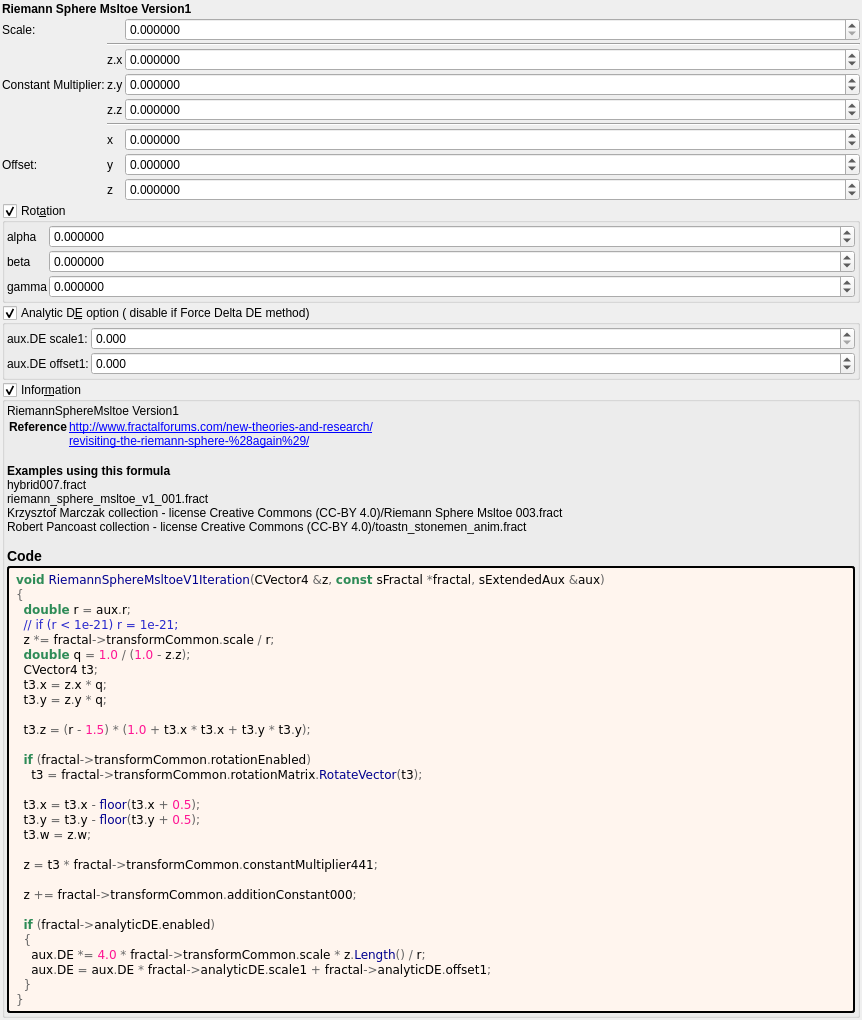
Old version of the form mandelbulber2/formula/ui/riemann_sphere_msltoe_v1.ui in the repository buddhi1980/mandelbulber2.
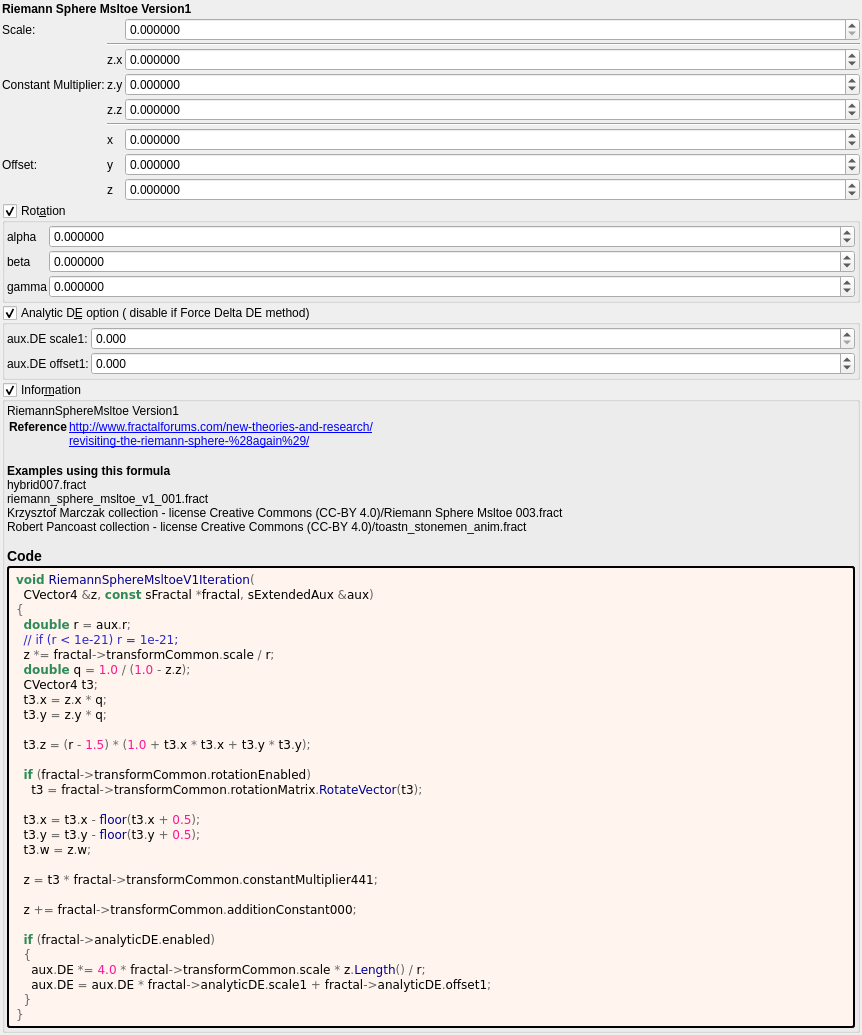
New version of the form. Custom widgets are drawn as their Qt base class.

Patch:
```diff
--- a/mandelbulber2/formula/ui/riemann_sphere_msltoe_v1.ui
+++ b/mandelbulber2/formula/ui/riemann_sphere_msltoe_v1.ui
@@ -637,7 +637,8 @@
         </property>
         <property name="text">
          <string notr="true">&lt;body style=&quot;background-color:#fff5ee&quot;&gt;
-&lt;pre style=&quot;color:#000000; background-color:#fff5ee;  font-family:'Courier New',monospace;&quot;&gt;&lt;span style=&quot;color:#2e8b57; font-weight:bold&quot;&gt;void&lt;/span&gt; &lt;span style=&quot;color:#00008f&quot;&gt;RiemannSphereMsltoeV1Iteration&lt;/span&gt;&lt;span style=&quot;color:#676767&quot;&gt;(&lt;/span&gt;CVector4 &lt;span style=&quot;color:#676767&quot;&gt;&amp;amp;&lt;/span&gt;z&lt;span style=&quot;color:#676767&quot;&gt;,&lt;/span&gt; &lt;span style=&quot;color:#2e8b57; font-weight:bold&quot;&gt;const&lt;/span&gt; sFractal &lt;span style=&quot;color:#676767&quot;&gt;*&lt;/span&gt;fractal&lt;span style=&quot;color:#676767&quot;&gt;,&lt;/span&gt; sExtendedAux &lt;span style=&quot;color:#676767&quot;&gt;&amp;amp;&lt;/span&gt;aux&lt;span style=&quot;color:#676767&quot;&gt;)&lt;/span&gt;
+&lt;pre style=&quot;color:#000000; background-color:#fff5ee;  font-family:'Courier New',monospace;&quot;&gt;&lt;span style=&quot;color:#2e8b57; font-weight:bold&quot;&gt;void&lt;/span&gt; &lt;span style=&quot;color:#00008f&quot;&gt;RiemannSphereMsltoeV1Iteration&lt;/span&gt;&lt;span style=&quot;color:#676767&quot;&gt;(&lt;/span&gt;
+  CVector4 &lt;span style=&quot;color:#676767&quot;&gt;&amp;amp;&lt;/span&gt;z&lt;span style=&quot;color:#676767&quot;&gt;,&lt;/span&gt; &lt;span style=&quot;color:#2e8b57; font-weight:bold&quot;&gt;const&lt;/span&gt; sFractal &lt;span style=&quot;color:#676767&quot;&gt;*&lt;/span&gt;fractal&lt;span style=&quot;color:#676767&quot;&gt;,&lt;/span&gt; sExtendedAux &lt;span style=&quot;color:#676767&quot;&gt;&amp;amp;&lt;/span&gt;aux&lt;span style=&quot;color:#676767&quot;&gt;)&lt;/span&gt;
 &lt;span style=&quot;color:#676767&quot;&gt;{&lt;/span&gt;
   &lt;span style=&quot;color:#2e8b57; font-weight:bold&quot;&gt;double&lt;/span&gt; r &lt;span style=&quot;color:#676767&quot;&gt;=&lt;/span&gt; aux&lt;span style=&quot;color:#676767&quot;&gt;.&lt;/span&gt;r&lt;span style=&quot;color:#676767&quot;&gt;;&lt;/span&gt;
   &lt;span style=&quot;color:#2929cc&quot;&gt;// if (r &amp;lt; 1e-21) r = 1e-21;&lt;/span&gt;
```
